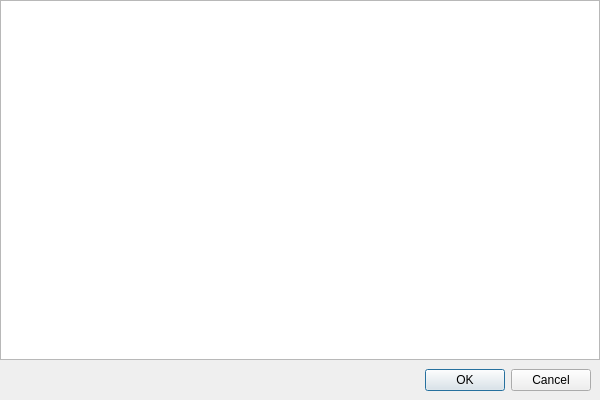
Qt form src/home/flibrary/gui/dialogs/SettingsDialog.ui (heimdallr/books) before a commit.
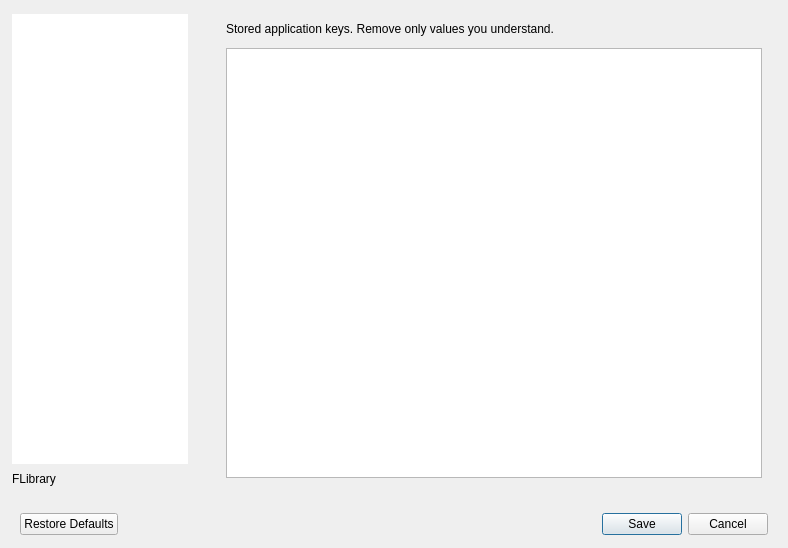
The same form after that commit. The open tabs and pages were chosen to show the change.

Commit message: Redesign settings with task-focused categories

```diff
--- a/src/home/flibrary/gui/dialogs/SettingsDialog.ui
+++ b/src/home/flibrary/gui/dialogs/SettingsDialog.ui
@@ -6,14 +6,20 @@
    <rect>
     <x>0</x>
     <y>0</y>
-    <width>600</width>
-    <height>400</height>
+    <width>788</width>
+    <height>548</height>
    </rect>
   </property>
+  <property name="minimumSize">
+   <size>
+    <width>720</width>
+    <height>500</height>
+   </size>
+  </property>
   <property name="windowTitle">
    <string>All settings</string>
   </property>
-  <layout class="QVBoxLayout">
+  <layout class="QVBoxLayout" name="rootLayout">
    <property name="spacing">
     <number>0</number>
    </property>
@@ -30,47 +36,160 @@
     <number>0</number>
    </property>
    <item>
-    <widget class="QTreeView" name="view">
-     <property name="contextMenuPolicy">
-      <enum>Qt::ContextMenuPolicy::CustomContextMenu</enum>
-     </property>
-     <property name="verticalScrollBarPolicy">
-      <enum>Qt::ScrollBarPolicy::ScrollBarAlwaysOff</enum>
-     </property>
-     <property name="horizontalScrollBarPolicy">
-      <enum>Qt::ScrollBarPolicy::ScrollBarAlwaysOff</enum>
-     </property>
-     <property name="selectionMode">
-      <enum>QAbstractItemView::SelectionMode::ExtendedSelection</enum>
-     </property>
+    <widget class="QWidget" name="settingsContent" native="true">
+     <layout class="QHBoxLayout" name="contentLayout">
+      <property name="spacing">
+       <number>0</number>
+      </property>
+      <property name="leftMargin">
+       <number>0</number>
+      </property>
+      <property name="topMargin">
+       <number>0</number>
+      </property>
+      <property name="rightMargin">
+       <number>0</number>
+      </property>
+      <property name="bottomMargin">
+       <number>0</number>
+      </property>
+      <item>
+       <widget class="QWidget" name="categoryPane" native="true">
+        <property name="minimumSize">
+         <size>
+          <width>200</width>
+          <height>0</height>
+         </size>
+        </property>
+        <property name="maximumSize">
+         <size>
+          <width>200</width>
+          <height>16777215</height>
+         </size>
+        </property>
+        <layout class="QVBoxLayout" name="categoryLayout">
+         <property name="spacing">
+          <number>8</number>
+         </property>
+         <property name="leftMargin">
+          <number>12</number>
+         </property>
+         <property name="topMargin">
+          <number>14</number>
+         </property>
+         <property name="rightMargin">
+          <number>12</number>
+         </property>
+         <property name="bottomMargin">
+          <number>14</number>
+         </property>
+         <item>
+          <widget class="QListWidget" name="categories">
+           <property name="frameShape">
+            <enum>QFrame::Shape::NoFrame</enum>
+           </property>
+           <property name="horizontalScrollBarPolicy">
+            <enum>Qt::ScrollBarPolicy::ScrollBarAlwaysOff</enum>
+           </property>
+           <property name="selectionMode">
+            <enum>QAbstractItemView::SelectionMode::SingleSelection</enum>
+           </property>
+          </widget>
+         </item>
+         <item>
+          <widget class="QLabel" name="versionLabel">
+           <property name="text">
+            <string notr="true">FLibrary</string>
+           </property>
+          </widget>
+         </item>
+        </layout>
+       </widget>
+      </item>
+      <item>
+       <widget class="QStackedWidget" name="pages">
+        <property name="currentIndex">
+         <number>0</number>
+        </property>
+        <widget class="QWidget" name="applicationPage">
+         <layout class="QVBoxLayout" name="applicationPageLayout">
+          <property name="leftMargin"><number>26</number></property>
+          <property name="topMargin"><number>22</number></property>
+          <property name="rightMargin"><number>26</number></property>
+          <property name="bottomMargin"><number>22</number></property>
+         </layout>
+        </widget>
+        <widget class="QWidget" name="bookListPage">
+         <layout class="QVBoxLayout" name="bookListPageLayout">
+          <property name="leftMargin"><number>26</number></property>
+          <property name="topMargin"><number>22</number></property>
+          <property name="rightMargin"><number>26</number></property>
+          <property name="bottomMargin"><number>22</number></property>
+         </layout>
+        </widget>
+        <widget class="QWidget" name="readerPage">
+         <layout class="QVBoxLayout" name="readerPageLayout">
+          <property name="leftMargin"><number>26</number></property>
+          <property name="topMargin"><number>22</number></property>
+          <property name="rightMargin"><number>26</number></property>
+          <property name="bottomMargin"><number>22</number></property>
+         </layout>
+        </widget>
+        <widget class="QWidget" name="networkPage">
+         <layout class="QVBoxLayout" name="networkPageLayout">
+          <property name="leftMargin"><number>26</number></property>
+          <property name="topMargin"><number>22</number></property>
+          <property name="rightMargin"><number>26</number></property>
+          <property name="bottomMargin"><number>22</number></property>
+         </layout>
+        </widget>
+        <widget class="QWidget" name="advancedPage">
+         <layout class="QVBoxLayout" name="advancedPageLayout">
+          <property name="spacing"><number>12</number></property>
+          <property name="leftMargin"><number>26</number></property>
+          <property name="topMargin"><number>22</number></property>
+          <property name="rightMargin"><number>26</number></property>
+          <property name="bottomMargin"><number>22</number></property>
+          <item>
+           <widget class="QLabel" name="advancedDescription">
+            <property name="wordWrap"><bool>true</bool></property>
+            <property name="text"><string>Stored application keys. Remove only values you understand.</string></property>
+           </widget>
+          </item>
+          <item>
+           <widget class="QTreeView" name="view">
+            <property name="contextMenuPolicy"><enum>Qt::ContextMenuPolicy::CustomContextMenu</enum></property>
+            <property name="verticalScrollBarPolicy"><enum>Qt::ScrollBarPolicy::ScrollBarAlwaysOff</enum></property>
+            <property name="horizontalScrollBarPolicy"><enum>Qt::ScrollBarPolicy::ScrollBarAlwaysOff</enum></property>
+            <property name="selectionMode"><enum>QAbstractItemView::SelectionMode::ExtendedSelection</enum></property>
+           </widget>
+          </item>
+         </layout>
+        </widget>
+       </widget>
+      </item>
+     </layout>
     </widget>
    </item>
    <item>
-    <layout class="QHBoxLayout" name="_2">
-     <property name="leftMargin">
-      <number>9</number>
-     </property>
-     <property name="topMargin">
-      <number>9</number>
-     </property>
-     <property name="rightMargin">
-      <number>9</number>
-     </property>
-     <property name="bottomMargin">
-      <number>9</number>
-     </property>
-     <item>
-      <widget class="QDialogButtonBox" name="buttonBox">
-       <property name="standardButtons">
-        <set>QDialogButtonBox::StandardButton::Cancel|QDialogButtonBox::StandardButton::Ok</set>
-       </property>
-      </widget>
-     </item>
-    </layout>
+    <widget class="QWidget" name="settingsFooter" native="true">
+     <layout class="QHBoxLayout" name="footerLayout">
+      <property name="leftMargin"><number>20</number></property>
+      <property name="topMargin"><number>13</number></property>
+      <property name="rightMargin"><number>20</number></property>
+      <property name="bottomMargin"><number>13</number></property>
+      <item>
+       <widget class="QDialogButtonBox" name="buttonBox">
+        <property name="standardButtons">
+         <set>QDialogButtonBox::StandardButton::Cancel|QDialogButtonBox::StandardButton::RestoreDefaults|QDialogButtonBox::StandardButton::Save</set>
+        </property>
+       </widget>
+      </item>
+     </layout>
+    </widget>
    </item>
   </layout>
  </widget>
- <layoutdefault spacing="6" margin="11"/>
  <resources/>
  <connections>
   <connection>
```
Left out of the diff: 22 changed lines with no effect on the pictures. The commit also changes 7 other files.
